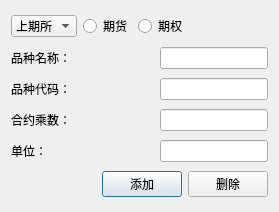
ChengruiGu/CMF_Marketmaker, file setting_chooseproduct.ui: the form before one commit.
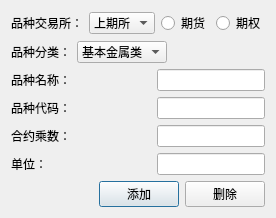
The form after the commit.

What changed in the file:
```diff
--- a/setting_chooseproduct.ui
+++ b/setting_chooseproduct.ui
@@ -6,8 +6,8 @@
    <rect>
     <x>0</x>
     <y>0</y>
-    <width>279</width>
-    <height>212</height>
+    <width>274</width>
+    <height>211</height>
    </rect>
   </property>
   <property name="windowTitle">
@@ -16,6 +16,13 @@
   <layout class="QVBoxLayout" name="verticalLayout">
    <item>
     <layout class="QHBoxLayout" name="horizontalLayout_2">
+     <item>
+      <widget class="QLabel" name="label_5">
+       <property name="text">
+        <string>品种交易所：</string>
+       </property>
+      </widget>
+     </item>
      <item>
       <widget class="QComboBox" name="comboBox">
        <item>
@@ -74,6 +81,59 @@
      </item>
     </layout>
    </item>
+   <item>
+    <layout class="QHBoxLayout" name="horizontalLayout_7">
+     <item>
+      <widget class="QLabel" name="label_6">
+       <property name="text">
+        <string>品种分类：</string>
+       </property>
+      </widget>
+     </item>
+     <item>
+      <widget class="QComboBox" name="comboBox_2">
+       <item>
+        <property name="text">
+         <string>基本金属类</string>
+        </property>
+       </item>
+       <item>
+        <property name="text">
+         <string>贵金属类</string>
+        </property>
+       </item>
+       <item>
+        <property name="text">
+         <string>黑色金属类</string>
+        </property>
+       </item>
+       <item>
+        <property name="text">
+         <string>能源化工类</string>
+        </property>
+       </item>
+       <item>
+        <property name="text">
+         <string>农产品类</string>
+        </property>
+       </item>
+      </widget>
+     </item>
+     <item>
+      <spacer name="horizontalSpacer_7">
+       <property name="orientation">
+        <enum>Qt::Horizontal</enum>
+       </property>
+       <property name="sizeHint" stdset="0">
+        <size>
+         <width>40</width>
+         <height>20</height>
+        </size>
+       </property>
+      </spacer>
+     </item>
+    </layout>
+   </item>
    <item>
     <layout class="QHBoxLayout" name="horizontalLayout">
      <item>
```
